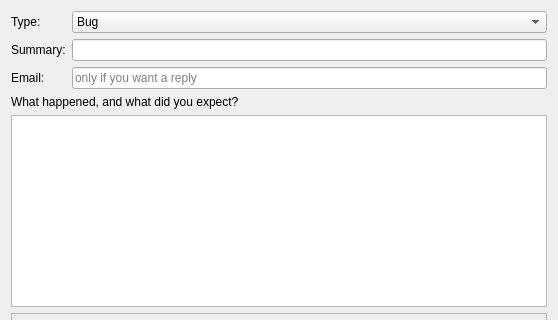
Nate-the-Ace/cavecad-src, file scripts/Help/SendFeedback/SendFeedbackDialog.ui: the form before one commit; both pictures show x 0 to 558 and y 0 to 320 of the 558 by 607 pixel window.
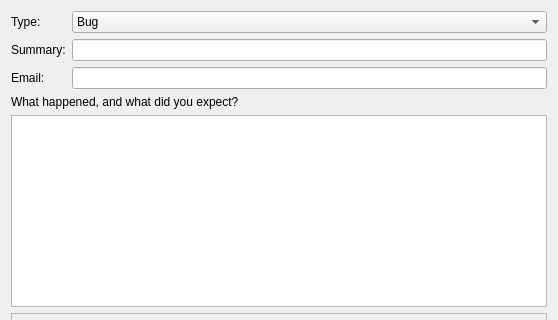
The form after the commit.

Commit message:
fix(feedback): tooltips instead of placeholder text; form fields fill the width
Placeholder text in the fields was unreadable in the dark theme, and
the form layout kept Summary and Email at their hint width on macOS.

Patch:
```diff
--- a/scripts/Help/SendFeedback/SendFeedbackDialog.ui
+++ b/scripts/Help/SendFeedback/SendFeedbackDialog.ui
@@ -6,6 +6,7 @@
   <property name="minimumSize"><size><width>520</width><height>0</height></size></property>
   <layout class="QVBoxLayout" name="Layout">
    <item><layout class="QFormLayout" name="Form">
+    <property name="fieldGrowthPolicy"><enum>QFormLayout::AllNonFixedFieldsGrow</enum></property>
     <item row="0" column="0"><widget class="QLabel" name="TypeLabel"><property name="text"><string>Type:</string></property></widget></item>
     <item row="0" column="1"><widget class="QComboBox" name="Type">
       <item><property name="text"><string>Bug</string></property></item>
@@ -14,7 +15,7 @@
     <item row="1" column="0"><widget class="QLabel" name="SummaryLabel"><property name="text"><string>Summary:</string></property></widget></item>
     <item row="1" column="1"><widget class="QLineEdit" name="Summary"><property name="maxLength"><number>120</number></property></widget></item>
     <item row="2" column="0"><widget class="QLabel" name="EmailLabel"><property name="text"><string>Email:</string></property></widget></item>
-    <item row="2" column="1"><widget class="QLineEdit" name="Email"><property name="placeholderText"><string>only if you want a reply</string></property></widget></item>
+    <item row="2" column="1"><widget class="QLineEdit" name="Email"><property name="toolTip"><string>Optional. Only if you want a reply.</string></property></widget></item>
    </layout></item>
    <item><widget class="QLabel" name="DescriptionLabel"><property name="text"><string>What happened, and what did you expect?</string></property></widget></item>
    <item><widget class="QPlainTextEdit" name="Description"/></item>
```
Left out of the diff: 4 changed lines with no effect on the pictures.
